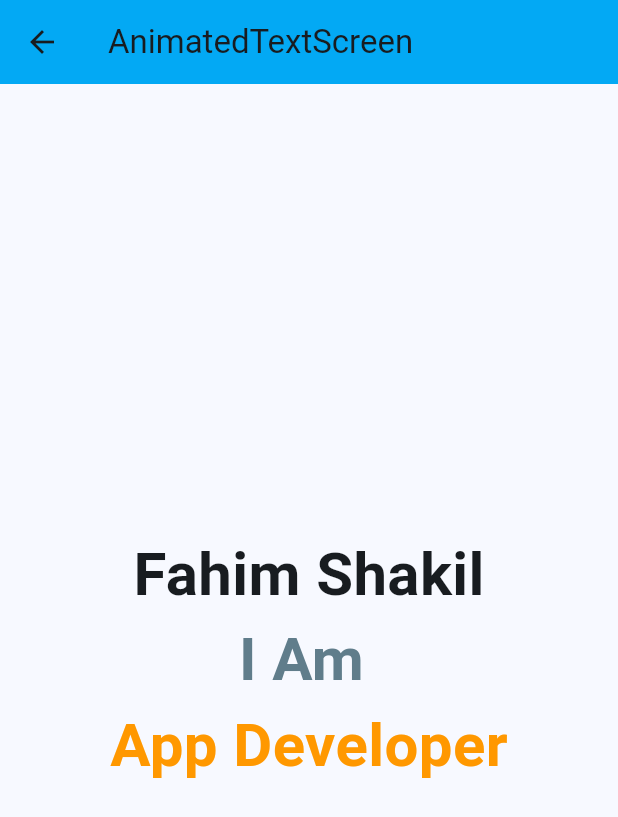
After one commit to FAHIMSHAKIL102/flutter_akshit_practice, a Flutter app: the screen it shows after launch, after a tap on "AnimatedTextScreen", on a phone screen of 412 x 824 dp. The commit adds this screen. Shown: the top 817 px of the screen. Run offline on Flutter 3.47's test engine with Material 3 defaults, Android fonts, the phone set to English and light mode, and no system bars; drawn by our look-alikes of animated_text_kit; our stand-ins replace cached_network_image.

Commit message:
add_animatedTextKit

```diff
--- /dev/null
+++ b/lib/animated_text_screen.dart
@@ -0,0 +1,68 @@
+import 'package:animated_text_kit/animated_text_kit.dart';
+import 'package:flutter/material.dart';
+
+class AnimatedTextScreen extends StatelessWidget {
+  const AnimatedTextScreen({super.key});
+
+  @override
+  Widget build(BuildContext context) {
+    return Scaffold(
+      appBar: AppBar(title: Text('AnimatedTextScreen')),
+      body: Center(
+        child: Column(
+          mainAxisAlignment: .center,
+          children: [
+            AnimatedTextKit(
+              animatedTexts: [
+                TyperAnimatedText(
+                  'Fahim Shakil',
+                  textStyle: TextStyle(
+                    fontSize: 40,
+                    fontWeight: FontWeight.bold,
+                  ),
+                  speed: Duration(milliseconds: 200),
+                ),
+              ],
+              totalRepeatCount: 10,
+              pause: Duration(seconds: 1),
+              displayFullTextOnTap: true,
+              stopPauseOnTap: true,
+            ),
+            AnimatedTextKit(
+              animatedTexts: [
+                RotateAnimatedText(
+                  'I Am ',
+                  textStyle: TextStyle(
+                    fontSize: 40,
+                    fontWeight: FontWeight.bold,
+                    color: Colors.blueGrey,
+                  ),
+                ),
+                RotateAnimatedText(
+                  'Software Engineer',
+                  textStyle: TextStyle(
+                    fontSize: 50,
+                    fontWeight: FontWeight.bold,
+                    color: Colors.blue,
+                  ),
+                ),
+              ],
+            ),
+            AnimatedTextKit(
+              animatedTexts: [
+                WavyAnimatedText(
+                  'App Developer',
+                  textStyle: TextStyle(
+                    fontSize: 40,
+                    fontWeight: FontWeight.bold,
+                    color: Colors.orange,
+                  ),
+                ),
+              ],
+            ),
+          ],
+        ),
+      ),
+    );
+  }
+}
--- a/lib/home_screen.dart
+++ b/lib/home_screen.dart
@@ -1,5 +1,6 @@
 import 'package:flutter/material.dart';
 import 'package:flutter_akshit_practice/alert_dialog_screen.dart';
+import 'package:flutter_akshit_practice/animated_text_screen.dart';
 import 'package:flutter_akshit_practice/bottom_sheet_screen.dart';
 import 'package:flutter_akshit_practice/cached_network_image_screen.dart';
 import 'package:flutter_akshit_practice/dismissible_screen.dart';
@@ -86,6 +87,18 @@ class HomeScreen extends StatelessWidget {
               child: Text('BottomSheetScreen', style: TextStyle(fontSize: 20)),
             ),
           ),
+
+          Center(
+            child: ElevatedButton(
+              onPressed: () {
+                Navigator.push(
+                  context,
+                  MaterialPageRoute(builder: (context) => AnimatedTextScreen()),
+                );
+              },
+              child: Text('AnimatedTextScreen', style: TextStyle(fontSize: 20)),
+            ),
+          ),
         ],
       ),
     );
--- a/pubspec.yaml
+++ b/pubspec.yaml
@@ -35,6 +35,7 @@ dependencies:
   # Use with the CupertinoIcons class for iOS style icons.
   cupertino_icons: ^1.0.8
   cached_network_image: ^3.4.1
+  animated_text_kit: ^4.3.0
 
 dev_dependencies:
   flutter_test:
```
Also changed, not shown: pubspec.lock.
